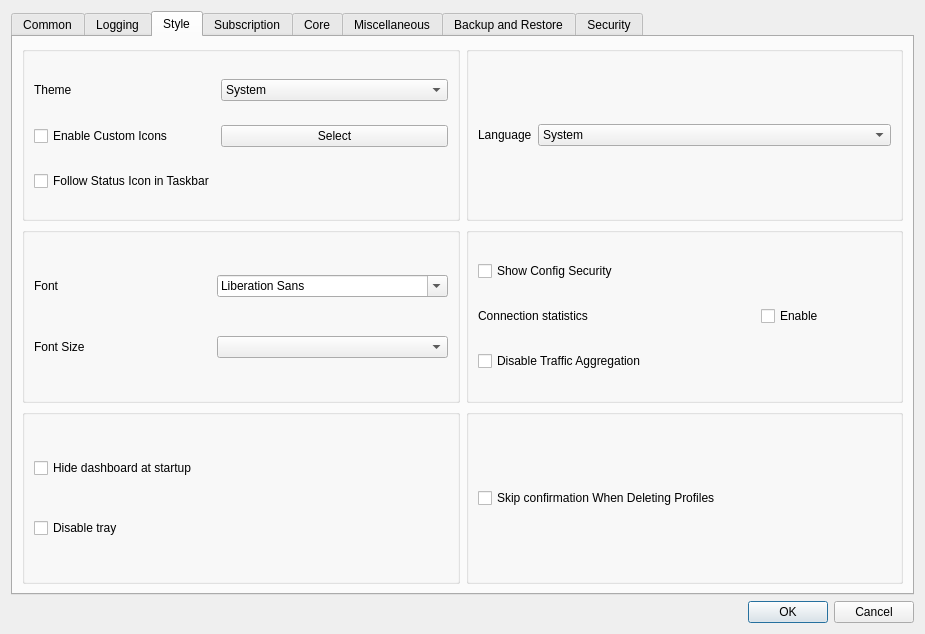
hopol/throne-mirror, file upstream/include/ui/setting/dialog_basic_settings.ui: the form before one commit.
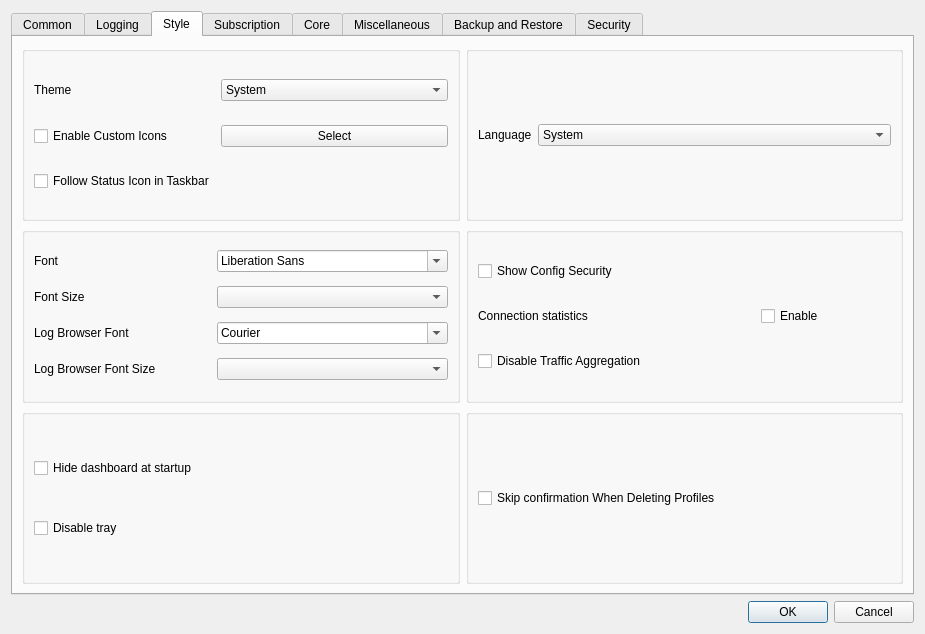
The form after the commit. The open tabs and pages were chosen to show the change. Custom widgets are drawn as their Qt base class.

```diff
--- a/upstream/include/ui/setting/dialog_basic_settings.ui
+++ b/upstream/include/ui/setting/dialog_basic_settings.ui
@@ -640,6 +640,33 @@
             <item row="1" column="1">
              <widget class="QComboBox" name="font_size"/>
             </item>
+            <item row="2" column="0">
+             <widget class="QLabel" name="label_log_font">
+              <property name="text">
+               <string>Log Browser Font</string>
+              </property>
+             </widget>
+            </item>
+            <item row="2" column="1">
+             <widget class="QFontComboBox" name="log_font_family">
+              <property name="fontFilters">
+               <set>QFontComboBox::FontFilter::MonospacedFonts</set>
+              </property>
+              <property name="toolTip">
+               <string>Only monospaced fonts are listed. An unavailable family falls back to a built-in monospace list.</string>
+              </property>
+             </widget>
+            </item>
+            <item row="3" column="0">
+             <widget class="QLabel" name="label_log_font_size">
+              <property name="text">
+               <string>Log Browser Font Size</string>
+              </property>
+             </widget>
+            </item>
+            <item row="3" column="1">
+             <widget class="QComboBox" name="log_font_size"/>
+            </item>
            </layout>
           </widget>
          </item>
```
Left out of the diff: 7 changed lines with no effect on the pictures.
